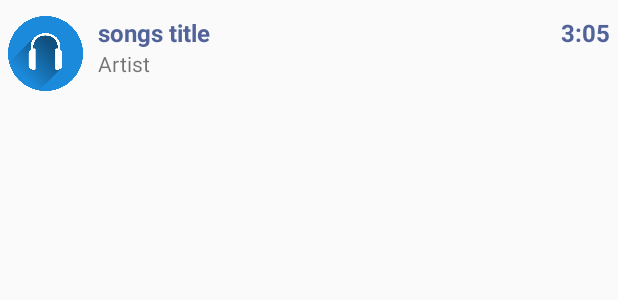
After one commit to JeCleHe/aMIzik, an Android app: the layout songs_row.xml on its own in the app's theme, with its tools: preview values and no code run, on a phone screen of 412 x 824 dp. The commit adds this screen. Shown: the top 300 px of the screen. Run offline under Robolectric (Android 15) with nearby library versions, the phone set to English and light mode, and no system bars.

Commit message:
is not working yet

```diff
--- /dev/null
+++ b/app/src/main/res/layout/songs_row.xml
@@ -0,0 +1,69 @@
+<?xml version="1.0" encoding="utf-8"?>
+<RelativeLayout
+    xmlns:android="http://schemas.android.com/apk/res/android"
+    android:layout_width="match_parent"
+    android:layout_height="wrap_content"
+    android:clickable="true"
+    android:padding="5dp"
+    android:layout_marginTop="5dp"
+    android:layout_marginBottom="5dp"
+    android:focusable="true"
+    android:elevation="25dp"
+    android:background="?android:attr/selectableItemBackground">
+
+    <ImageView
+        android:layout_width="50dp"
+        android:layout_height="50dp"
+        android:layout_marginRight="10dp"
+        android:layout_marginEnd="10dp"
+        android:layout_centerVertical="true"
+        android:src="@drawable/audio_icon"
+        android:id="@+id/artwork">
+
+    </ImageView>
+
+    <TextView
+        android:layout_width="wrap_content"
+        android:layout_height="wrap_content"
+        android:id="@+id/tv_title"
+        android:text="songs title"
+        android:textSize="16sp"
+        android:textStyle="bold"
+        android:textColor="@color/colorPrimary"
+        android:paddingRight="50dp"
+        android:paddingEnd="50dp"
+        android:layout_toRightOf="@+id/artwork"
+        android:layout_toEndOf="@+id/artwork"/>
+
+    <TextView
+        android:layout_width="wrap_content"
+        android:layout_height="wrap_content"
+        android:layout_toRightOf="@+id/artwork"
+        android:layout_toEndOf="@+id/artwork"
+        android:text="Artist"
+        android:layout_below="@+id/tv_title"
+        android:id="@+id/tv_artist"/>
+
+    <TextView
+        android:layout_width="wrap_content"
+        android:layout_height="wrap_content"
+        android:id="@+id/duration"
+        android:text="3:05"
+        android:textSize="16sp"
+        android:textStyle="bold"
+        android:textColor="@color/colorPrimary"
+        android:layout_alignParentEnd="true"
+        android:layout_alignParentRight="true"/>
+
+    <ImageView
+        android:id="@+id/iv_play_active"
+        android:layout_width="30dp"
+        android:layout_height="30dp"
+        android:layout_alignParentEnd="true"
+        android:layout_alignParentRight="true"
+        android:layout_below="@+id/tv_duration"
+        android:src="@drawable/ic_play_circle_outline_white"
+        android:visibility="invisible"/>
+
+
+</RelativeLayout>
```
Also changed, not shown: app/src/main/java/com/example/amizik/SongsActivity.java (+97 -0 lines), app/src/main/java/com/example/amizik/adapters/JcSongsAdapter.java (added, +109 -0 lines), app/src/main/java/com/example/amizik/models/GetSongs.java (added, +78 -0 lines), app/src/main/java/com/example/amizik/models/Utility.java (added, +13 -0 lines), app/src/main/res/layout/activity_songs.xml (+26 -6 lines), app/src/main/res/drawable/ic_play_circle_outline_white.png (added).
